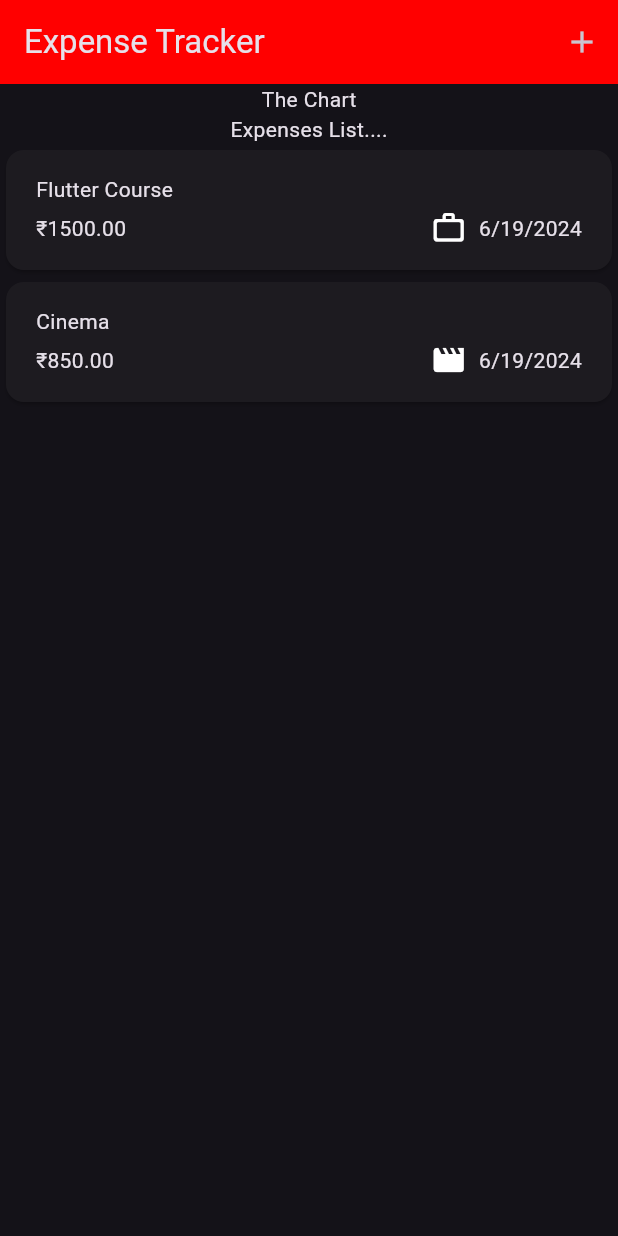
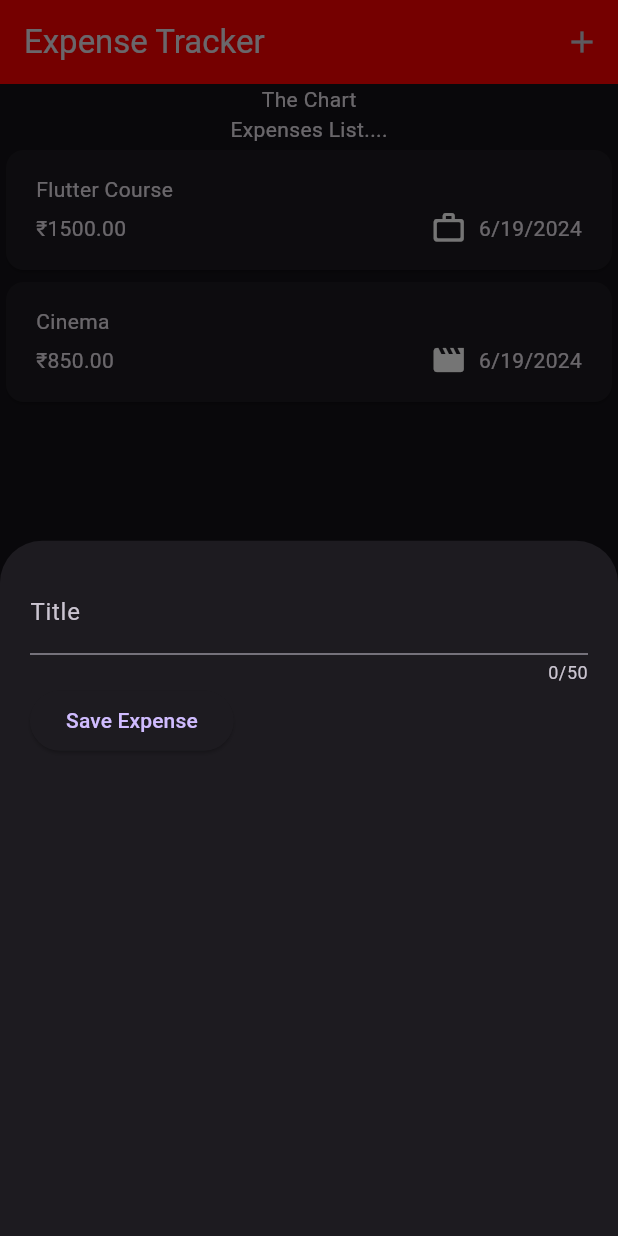
Before and after one commit to AtharvaParadkar/Expense-Tracker-App, a Flutter app: the screen it shows after launch, after a tap on the "add" icon, on a phone screen of 412 x 824 dp. Run offline on Flutter 3.47's test engine with Material 3 defaults, Android fonts, the phone set to English and light mode, and no system bars.

Commit message:
New Expense

```diff
--- a/lib/widgets/expenses.dart
+++ b/lib/widgets/expenses.dart
@@ -1,5 +1,6 @@
 import 'package:expense_tracker_app/widgets/expenses_list/expenses_list.dart';
 import 'package:expense_tracker_app/models/expense.dart';
+import 'package:expense_tracker_app/widgets/new_expense.dart';
 import 'package:flutter/material.dart';
 
 class Expenses extends StatefulWidget {
@@ -25,11 +26,24 @@ class _ExpensesState extends State<Expenses> {
     ),
   ];
 
+  void _openAddExpenseOverlay() {
+    showModalBottomSheet(
+      context: context,
+      //~ ctx is the context object for the modal element that's created by flutter
+      builder: (ctx) => const NewExpense(),
+    );
+  }
+
   @override
   Widget build(BuildContext context) {
     return Scaffold(
       appBar: AppBar(
-        actions: [IconButton(onPressed: (){}, icon: const Icon(Icons.add))],
+        actions: [
+          IconButton(
+            onPressed: _openAddExpenseOverlay,
+            icon: const Icon(Icons.add),
+          )
+        ],
         title: const Text('Expense Tracker'),
         backgroundColor: const Color.fromARGB(255, 255, 0, 0),
       ),
--- /dev/null
+++ b/lib/widgets/new_expense.dart
@@ -0,0 +1,43 @@
+import 'package:flutter/material.dart';
+
+class NewExpense extends StatefulWidget {
+  const NewExpense({super.key});
+
+  @override
+  State<NewExpense> createState() => _NewExpenseState();
+}
+
+class _NewExpenseState extends State<NewExpense> {
+  var _enteredTitle = '';
+  void _saveTitleInput(String inputValue) {
+    _enteredTitle = inputValue;
+  }
+
+  @override
+  Widget build(BuildContext context) {
+    return Padding(
+        padding: const EdgeInsets.all(20),
+        child: Column(
+          children: [
+            TextField(
+              onChanged: _saveTitleInput, //* To store the value
+              maxLength: 50,
+              keyboardType: TextInputType.name,
+              decoration: const InputDecoration(
+                label: Text('Title'),
+              ),
+            ),
+            Row(
+              children: [
+                ElevatedButton(
+                  onPressed: () {
+                    print(_enteredTitle);
+                  },
+                  child: const Text('Save Expense'),
+                ),
+              ],
+            )
+          ],
+        ));
+  }
+}
```
